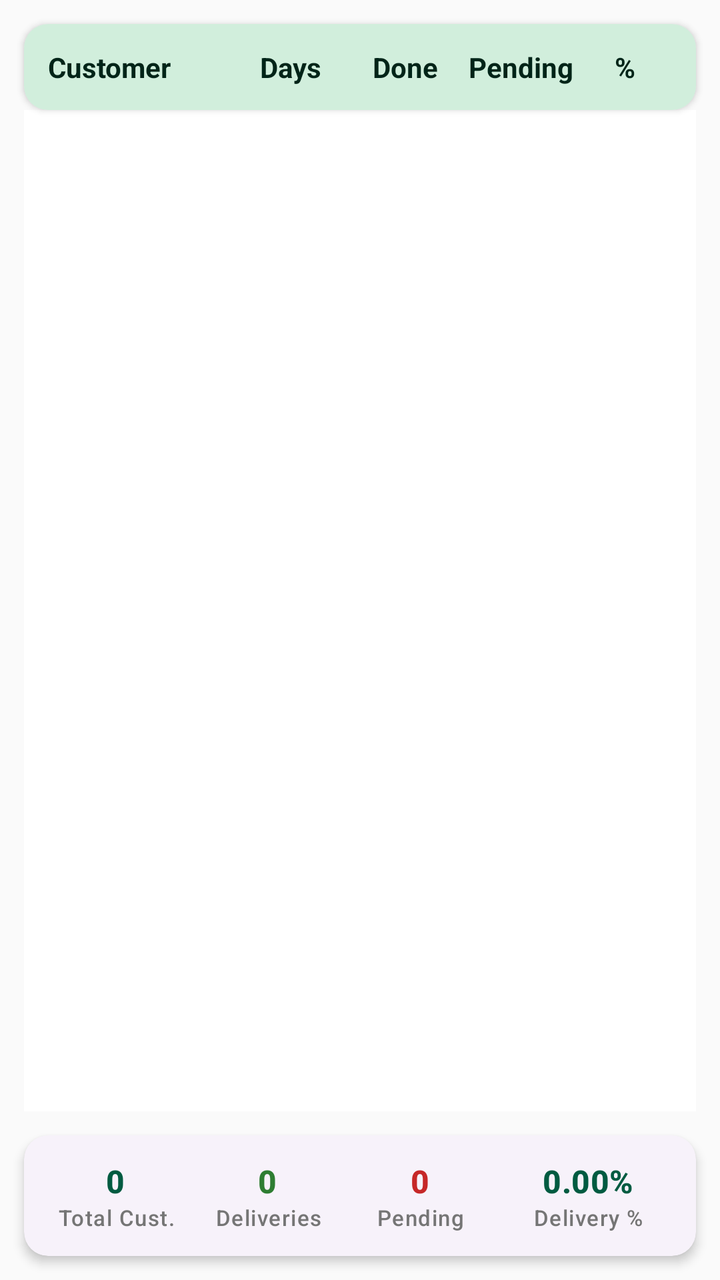
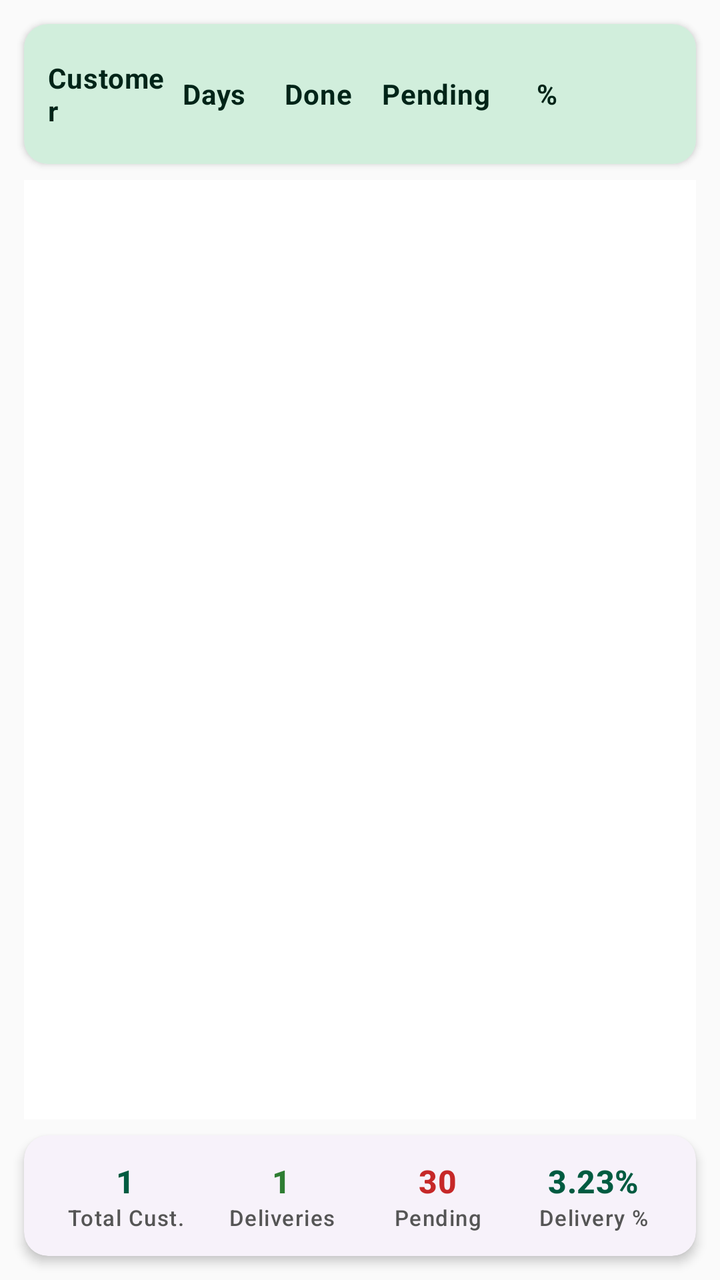

Compare the two renders of this Android layout. The source of the first and the diff that turns it into the second are given below.
<!-- AndroidManifest.xml: application theme Theme.MilkDelivery -->
<!-- res/layout/fragment_monthly_recap.xml -->
<?xml version="1.0" encoding="utf-8"?>
<LinearLayout xmlns:android="http://schemas.android.com/apk/res/android"
    xmlns:app="http://schemas.android.com/apk/res-auto"
    xmlns:tools="http://tools.android.com/apk/res/android"
    android:layout_width="match_parent"
    android:layout_height="match_parent"
    android:orientation="vertical"
    android:background="@color/background">


    
    <com.google.android.material.card.MaterialCardView
        android:layout_width="match_parent"
        android:layout_height="wrap_content"
        android:layout_marginStart="12dp"
        android:layout_marginEnd="12dp"
        android:layout_marginTop="12dp"
        app:cardCornerRadius="12dp"
        app:cardElevation="2dp">

        <LinearLayout
            android:layout_width="match_parent"
            android:layout_height="wrap_content"
            android:orientation="horizontal"
            android:background="@color/primary_container"
            android:padding="12dp">

            <TextView
                android:layout_width="0dp"
                android:layout_height="wrap_content"
                android:layout_weight="1.6"
                android:text="Customer"
                android:textStyle="bold"
                android:textColor="@color/on_primary_container"/>

            <TextView
                android:layout_width="0dp"
                android:layout_height="wrap_content"
                android:layout_weight="1"
                android:gravity="center"
                android:text="Days"
                android:textStyle="bold"
                android:textColor="@color/on_primary_container"/>

            <TextView
                android:layout_width="0dp"
                android:layout_height="wrap_content"
                android:layout_weight="1"
                android:gravity="center"
                android:text="Done"
                android:textStyle="bold"
                android:textColor="@color/on_primary_container"/>

            <TextView
                android:layout_width="0dp"
                android:layout_height="wrap_content"
                android:layout_weight="1"
                android:gravity="center"
                android:text="Pending"
                android:textStyle="bold"
                android:textColor="@color/on_primary_container"/>

            <TextView
                android:layout_width="0dp"
                android:layout_height="wrap_content"
                android:layout_weight="0.8"
                android:gravity="center"
                android:text="%"
                android:textStyle="bold"
                android:textColor="@color/on_primary_container"/>

        </LinearLayout>

    </com.google.android.material.card.MaterialCardView>
    
    <androidx.recyclerview.widget.RecyclerView
        android:id="@+id/rv_monthly_recap"
        android:layout_width="match_parent"
        android:layout_height="0dp"
        android:layout_weight="1"
        android:layout_marginStart="12dp"
        android:layout_marginEnd="12dp"
        android:background="@color/white" />

    
    <com.google.android.material.card.MaterialCardView
        android:layout_width="match_parent"
        android:layout_height="wrap_content"
        android:layout_margin="12dp"
        app:cardCornerRadius="12dp"
        app:cardElevation="3dp"
        app:strokeWidth="0dp">

        <LinearLayout
            android:layout_width="match_parent"
            android:layout_height="wrap_content"
            android:orientation="horizontal"
            android:padding="8dp"
            android:baselineAligned="false">

            
            <LinearLayout
                android:layout_width="0dp"
                android:layout_height="wrap_content"
                android:layout_weight="1"
                android:orientation="vertical"
                android:gravity="center"
                android:padding="4dp">
                <TextView
                    android:id="@+id/recap_total_customers"
                    android:layout_width="wrap_content"
                    android:layout_height="wrap_content"
                    android:text="0"
                    android:textColor="@color/primary"
                    android:textStyle="bold"
                    android:textAppearance="@style/TextAppearance.Material3.TitleMedium" />
                <TextView
                    android:layout_width="wrap_content"
                    android:layout_height="wrap_content"
                    android:text="Total Cust."
                    android:textAlignment="center"
                    android:textAppearance="@style/TextAppearance.Material3.LabelSmall"
                    android:textColor="@color/gray_dark" />
            </LinearLayout>

            
            <LinearLayout
                android:layout_width="0dp"
                android:layout_height="wrap_content"
                android:layout_weight="1"
                android:orientation="vertical"
                android:gravity="center"
                android:padding="4dp">
                <TextView
                    android:id="@+id/recap_total_deliveries"
                    android:layout_width="wrap_content"
                    android:layout_height="wrap_content"
                    android:text="0"
                    android:textColor="@color/delivered_green"
                    android:textStyle="bold"
                    android:textAppearance="@style/TextAppearance.Material3.TitleMedium" />
                <TextView
                    android:layout_width="wrap_content"
                    android:layout_height="wrap_content"
                    android:text="Deliveries"
                    android:textAlignment="center"
                    android:textAppearance="@style/TextAppearance.Material3.LabelSmall"
                    android:textColor="@color/gray_dark" />
            </LinearLayout>

            
            <LinearLayout
                android:layout_width="0dp"
                android:layout_height="wrap_content"
                android:layout_weight="1"
                android:orientation="vertical"
                android:gravity="center"
                android:padding="4dp">
                <TextView
                    android:id="@+id/recap_total_pending"
                    android:layout_width="wrap_content"
                    android:layout_height="wrap_content"
                    android:text="0"
                    android:textColor="@color/pending_red"
                    android:textStyle="bold"
                    android:textAppearance="@style/TextAppearance.Material3.TitleMedium" />
                <TextView
                    android:layout_width="wrap_content"
                    android:layout_height="wrap_content"
                    android:text="Pending"
                    android:textAlignment="center"
                    android:textAppearance="@style/TextAppearance.Material3.LabelSmall"
                    android:textColor="@color/gray_dark" />
            </LinearLayout>

            
            <LinearLayout
                android:layout_width="0dp"
                android:layout_height="wrap_content"
                android:layout_weight="1.2"
                android:orientation="vertical"
                android:gravity="center"
                android:padding="4dp">
                <TextView
                    android:id="@+id/recap_average_percentage"
                    android:layout_width="wrap_content"
                    android:layout_height="wrap_content"
                    android:text="0.00%"
                    android:textColor="@color/primary"
                    android:textStyle="bold"
                    android:textAppearance="@style/TextAppearance.Material3.TitleMedium" />
                <TextView
                    android:layout_width="wrap_content"
                    android:layout_height="wrap_content"
                    android:text="Delivery %"
                    android:textAlignment="center"
                    android:textAppearance="@style/TextAppearance.Material3.LabelSmall"
                    android:textColor="@color/gray_dark" />
            </LinearLayout>



        </LinearLayout>
    </com.google.android.material.card.MaterialCardView>

</LinearLayout>
<!-- resources referenced by this layout -->
<resources>
  <color name="background">#FAFAFA</color>
  <color name="delivered_green">#2E7D32</color>
  <color name="gray_dark">#757575</color>
  <color name="on_primary_container">#002418</color>
  <color name="pending_red">#C62828</color>
  <color name="primary">#005B41</color>
  <color name="primary_container">#D1EEDC</color>
  <color name="white">#FFFFFF</color>
  <style name="Theme.MilkDelivery" parent="Theme.Material3.DayNight.NoActionBar">
          
          <item name="colorPrimary">@color/primary</item>
          <item name="colorPrimaryDark">@color/primary_dark</item>
          <item name="colorSecondary">@color/secondary</item>
          <item name="android:statusBarColor">@color/primary</item>
          <item name="android:windowLightStatusBar">false</item>
          
          
          <item name="colorSurface">@color/surface</item>
          <item name="colorOnSurface">@color/on_surface</item>
          <item name="android:windowBackground">@color/background</item>
          <item name="colorSurfaceVariant">@color/surface_variant</item>
          <item name="colorOnSurfaceVariant">@color/on_surface_variant</item>
          
          
          <item name="materialCardViewStyle">@style/Widget.Material3.CardView.Elevated</item>
      </style>
  <color name="primary_dark">#00402E</color>
  <color name="secondary">#03DAC6</color>
  <color name="surface">#FFFFFF</color>
  <color name="on_surface">#212121</color>
  <color name="surface_variant">#F4F4F4</color>
  <color name="on_surface_variant">#555555</color>
</resources>

<!-- the commit's change to res/layout/fragment_monthly_recap.xml (unified diff, before → after) -->
@@ -1,20 +1,18 @@
 <?xml version="1.0" encoding="utf-8"?>
 <LinearLayout xmlns:android="http://schemas.android.com/apk/res/android"
     xmlns:app="http://schemas.android.com/apk/res-auto"
-    xmlns:tools="http://tools.android.com/apk/res/android"
     android:layout_width="match_parent"
     android:layout_height="match_parent"
     android:orientation="vertical"
     android:background="@color/background">
-
 
     
     <com.google.android.material.card.MaterialCardView
         android:layout_width="match_parent"
         android:layout_height="wrap_content"
         android:layout_marginStart="12dp"
+        android:layout_marginTop="12dp"
         android:layout_marginEnd="12dp"
-        android:layout_marginTop="12dp"
         app:cardCornerRadius="12dp"
         app:cardElevation="2dp">
 
@@ -22,56 +20,78 @@
             android:layout_width="match_parent"
             android:layout_height="wrap_content"
             android:orientation="horizontal"
+            android:gravity="center_vertical"
             android:background="@color/primary_container"
-            android:padding="12dp">
-
-            <TextView
-                android:layout_width="0dp"
-                android:layout_height="wrap_content"
-                android:layout_weight="1.6"
+            android:paddingTop="14dp"
+            android:paddingBottom="14dp"
+            android:paddingStart="12dp"
+            android:paddingEnd="8dp">
+
+            
+
+            
+            <TextView
+                android:layout_width="0dp"
+                android:layout_height="wrap_content"
+                android:layout_weight="0.90"
+                android:gravity="start|center_vertical"
                 android:text="Customer"
-                android:textStyle="bold"
-                android:textColor="@color/on_primary_container"/>
-
-            <TextView
-                android:layout_width="0dp"
-                android:layout_height="wrap_content"
-                android:layout_weight="1"
+                android:textAppearance="@style/TextAppearance.Material3.BodyMedium"
+                android:textColor="@color/on_primary_container"
+                android:textStyle="bold" />
+
+            <TextView
+                android:layout_width="0dp"
+                android:layout_height="wrap_content"
+                android:layout_weight="0.75"
                 android:gravity="center"
                 android:text="Days"
                 android:textStyle="bold"
-                android:textColor="@color/on_primary_container"/>
-
-            <TextView
-                android:layout_width="0dp"
-                android:layout_height="wrap_content"
-                android:layout_weight="1"
+                android:textColor="@color/on_primary_container"
+                android:textAppearance="@style/TextAppearance.Material3.BodyMedium"/>
+
+            
+            <TextView
+                android:layout_width="0dp"
+                android:layout_height="wrap_content"
+                android:layout_weight="0.85"
                 android:gravity="center"
                 android:text="Done"
                 android:textStyle="bold"
-                android:textColor="@color/on_primary_container"/>
-
-            <TextView
-                android:layout_width="0dp"
-                android:layout_height="wrap_content"
-                android:layout_weight="1"
+                android:textColor="@color/on_primary_container"
+                android:textAppearance="@style/TextAppearance.Material3.BodyMedium"/>
+
+            
+            <TextView
+                android:layout_width="0dp"
+                android:layout_height="wrap_content"
+                android:layout_weight="0.95"
                 android:gravity="center"
                 android:text="Pending"
                 android:textStyle="bold"
-                android:textColor="@color/on_primary_container"/>
-
-            <TextView
-                android:layout_width="0dp"
-                android:layout_height="wrap_content"
-                android:layout_weight="0.8"
+                android:textColor="@color/on_primary_container"
+                android:textAppearance="@style/TextAppearance.Material3.BodyMedium"/>
+
+            
+            <TextView
+                android:layout_width="0dp"
+                android:layout_height="wrap_content"
+                android:layout_weight="0.75"
                 android:gravity="center"
                 android:text="%"
                 android:textStyle="bold"
-                android:textColor="@color/on_primary_container"/>
+                android:textColor="@color/on_primary_container"
+                android:textAppearance="@style/TextAppearance.Material3.BodyMedium"/>
+
+            
+            <View
+                android:layout_width="42dp"
+                android:layout_height="42dp"/>
 
         </LinearLayout>
 
     </com.google.android.material.card.MaterialCardView>
+
     
     <androidx.recyclerview.widget.RecyclerView
         android:id="@+id/rv_monthly_recap"
@@ -80,127 +100,130 @@
         android:layout_weight="1"
         android:layout_marginStart="12dp"
         android:layout_marginEnd="12dp"
-        android:background="@color/white" />
+        android:layout_marginTop="8dp"
+        android:layout_marginBottom="8dp"
+        android:background="@android:color/white"/>
 
     
     <com.google.android.material.card.MaterialCardView
         android:layout_width="match_parent"
         android:layout_height="wrap_content"
-        android:layout_margin="12dp"
+        android:layout_marginStart="12dp"
+        android:layout_marginEnd="12dp"
+        android:layout_marginBottom="12dp"
         app:cardCornerRadius="12dp"
-        app:cardElevation="3dp"
-        app:strokeWidth="0dp">
+        app:cardElevation="3dp">
 
         <LinearLayout
             android:layout_width="match_parent"
             android:layout_height="wrap_content"
             android:orientation="horizontal"
-            android:padding="8dp"
-            android:baselineAligned="false">
-
-            
-            <LinearLayout
-                android:layout_width="0dp"
-                android:layout_height="wrap_content"
-                android:layout_weight="1"
-                android:orientation="vertical"
-                android:gravity="center"
-                android:padding="4dp">
+            android:padding="12dp"
+            android:baselineAligned="false"
+            android:weightSum="4">
+
+            
+            <LinearLayout
+                android:layout_width="0dp"
+                android:layout_height="wrap_content"
+                android:layout_weight="1"
+                android:gravity="center"
+                android:orientation="vertical">
+
                 <TextView
                     android:id="@+id/recap_total_customers"
                     android:layout_width="wrap_content"
                     android:layout_height="wrap_content"
-                    android:text="0"
+                    android:text="1"
                     android:textColor="@color/primary"
                     android:textStyle="bold"
-                    android:textAppearance="@style/TextAppearance.Material3.TitleMedium" />
+                    android:textAppearance="@style/TextAppearance.Material3.TitleMedium"/>
+
                 <TextView
                     android:layout_width="wrap_content"
                     android:layout_height="wrap_content"
                     android:text="Total Cust."
-                    android:textAlignment="center"
-                    android:textAppearance="@style/TextAppearance.Material3.LabelSmall"
-                    android:textColor="@color/gray_dark" />
-            </LinearLayout>
-
-            
-            <LinearLayout
-                android:layout_width="0dp"
-                android:layout_height="wrap_content"
-                android:layout_weight="1"
-                android:orientation="vertical"
-                android:gravity="center"
-                android:padding="4dp">
+                    android:textColor="@color/on_surface_variant"
+                    android:textAppearance="@style/TextAppearance.Material3.LabelSmall"/>
+            </LinearLayout>
+
+            
+            <LinearLayout
+                android:layout_width="0dp"
+                android:layout_height="wrap_content"
+                android:layout_weight="1"
+                android:gravity="center"
+                android:orientation="vertical">
+
                 <TextView
                     android:id="@+id/recap_total_deliveries"
                     android:layout_width="wrap_content"
                     android:layout_height="wrap_content"
-                    android:text="0"
+                    android:text="1"
                     android:textColor="@color/delivered_green"
                     android:textStyle="bold"
-                    android:textAppearance="@style/TextAppearance.Material3.TitleMedium" />
+                    android:textAppearance="@style/TextAppearance.Material3.TitleMedium"/>
+
                 <TextView
                     android:layout_width="wrap_content"
                     android:layout_height="wrap_content"
                     android:text="Deliveries"
-                    android:textAlignment="center"
-                    android:textAppearance="@style/TextAppearance.Material3.LabelSmall"
-                    android:textColor="@color/gray_dark" />
-            </LinearLayout>
-
-            
-            <LinearLayout
-                android:layout_width="0dp"
-                android:layout_height="wrap_content"
-                android:layout_weight="1"
-                android:orientation="vertical"
-                android:gravity="center"
-                android:padding="4dp">
+                    android:textColor="@color/on_surface_variant"
+                    android:textAppearance="@style/TextAppearance.Material3.LabelSmall"/>
+            </LinearLayout>
+
+            
+            <LinearLayout
+                android:layout_width="0dp"
+                android:layout_height="wrap_content"
+                android:layout_weight="1"
+                android:gravity="center"
+                android:orientation="vertical">
+
                 <TextView
                     android:id="@+id/recap_total_pending"
                     android:layout_width="wrap_content"
                     android:layout_height="wrap_content"
-                    android:text="0"
+                    android:text="30"
                     android:textColor="@color/pending_red"
                     android:textStyle="bold"
-                    android:textAppearance="@style/TextAppearance.Material3.TitleMedium" />
+                    android:textAppearance="@style/TextAppearance.Material3.TitleMedium"/>
+
                 <TextView
                     android:layout_width="wrap_content"
                     android:layout_height="wrap_content"
                     android:text="Pending"
-                    android:textAlignment="center"
-                    android:textAppearance="@style/TextAppearance.Material3.LabelSmall"
-                    android:textColor="@color/gray_dark" />
-            </LinearLayout>
-
-            
-            <LinearLayout
-                android:layout_width="0dp"
-                android:layout_height="wrap_content"
-                android:layout_weight="1.2"
-                android:orientation="vertical"
-                android:gravity="center"
-                android:padding="4dp">
+                    android:textColor="@color/on_surface_variant"
+                    android:textAppearance="@style/TextAppearance.Material3.LabelSmall"/>
+            </LinearLayout>
+
+            
+            <LinearLayout
+                android:layout_width="0dp"
+                android:layout_height="wrap_content"
+                android:layout_weight="1"
+                android:gravity="center"
+                android:orientation="vertical">
+
                 <TextView
                     android:id="@+id/recap_average_percentage"
                     android:layout_width="wrap_content"
                     android:layout_height="wrap_content"
-                    android:text="0.00%"
+                    android:text="3.23%"
                     android:textColor="@color/primary"
                     android:textStyle="bold"
-                    android:textAppearance="@style/TextAppearance.Material3.TitleMedium" />
+                    android:textAppearance="@style/TextAppearance.Material3.TitleMedium"/>
+
                 <TextView
                     android:layout_width="wrap_content"
                     android:layout_height="wrap_content"
                     android:text="Delivery %"
-                    android:textAlignment="center"
-                    android:textAppearance="@style/TextAppearance.Material3.LabelSmall"
-                    android:textColor="@color/gray_dark" />
-            </LinearLayout>
-
-
+                    android:textColor="@color/on_surface_variant"
+                    android:textAppearance="@style/TextAppearance.Material3.LabelSmall"/>
+            </LinearLayout>
 
         </LinearLayout>
+
     </com.google.android.material.card.MaterialCardView>
 
 </LinearLayout>
<!-- resource entries referenced after the edit -->
@@ -2,12 +2,10 @@
 <resources>
   <color name="background">#FAFAFA</color>
   <color name="delivered_green">#2E7D32</color>
-  <color name="gray_dark">#757575</color>
   <color name="on_primary_container">#002418</color>
   <color name="pending_red">#C62828</color>
   <color name="primary">#005B41</color>
   <color name="primary_container">#D1EEDC</color>
-  <color name="white">#FFFFFF</color>
   <style name="Theme.MilkDelivery" parent="Theme.Material3.DayNight.NoActionBar">
           
           <item name="colorPrimary">@color/primary</item>
